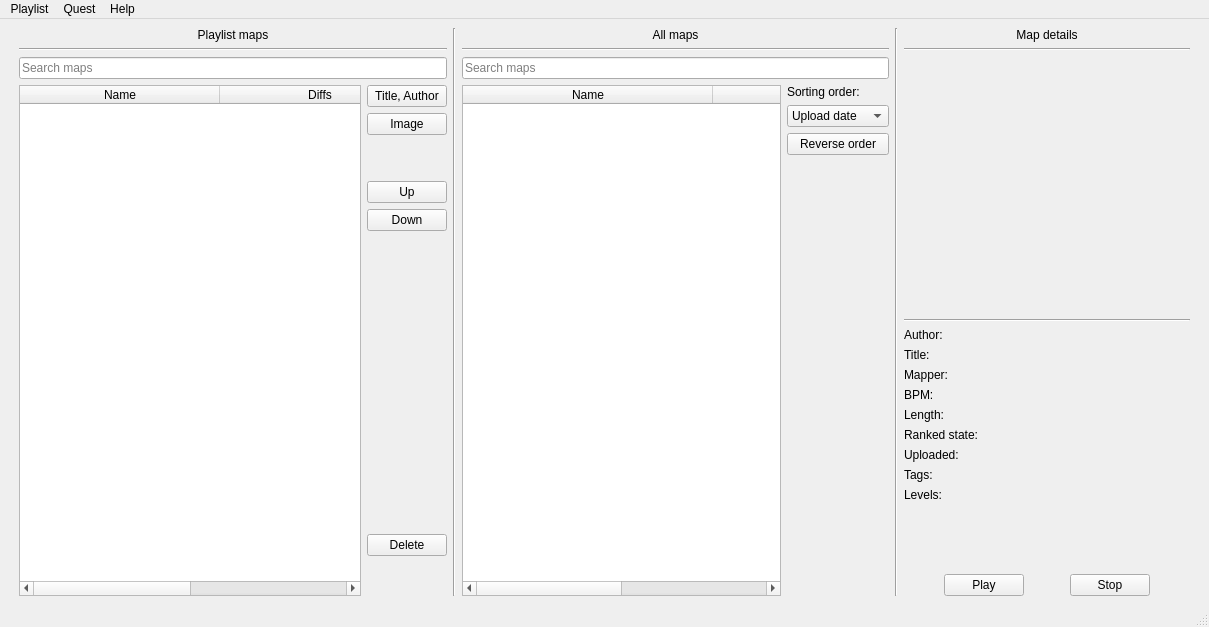
Old version of the form ui/main.ui in the repository Unvire/Quest3-beatsaber-playlist-manager.
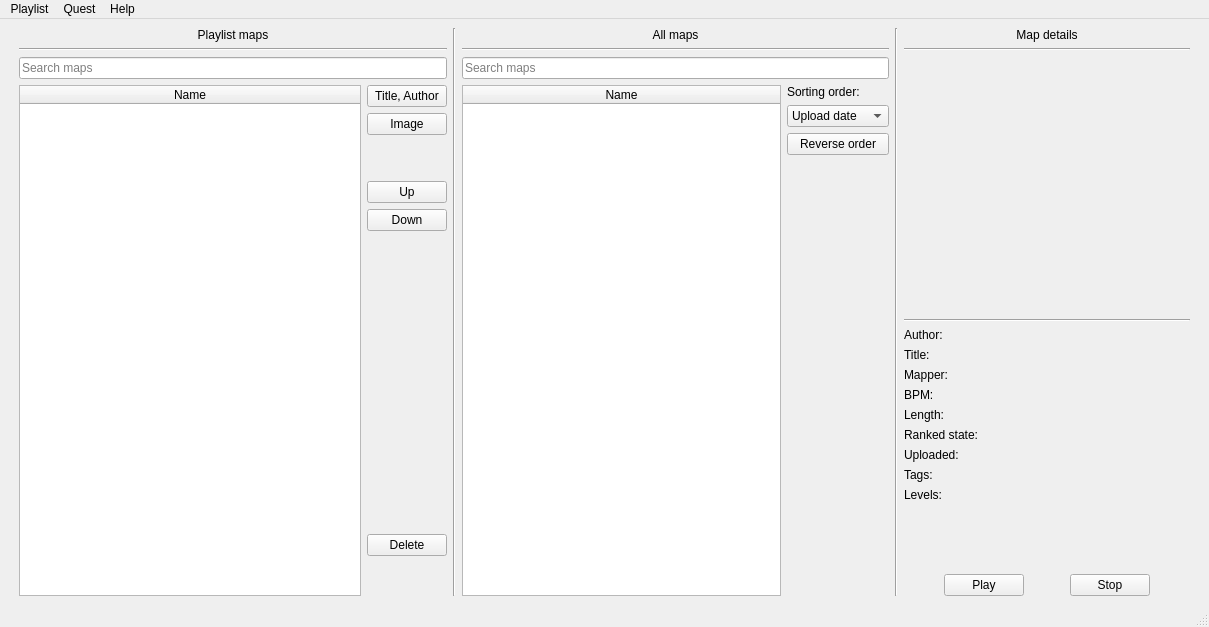
New version of the form.

Commit message: removes diffs column

```diff
--- a/ui/main.ui
+++ b/ui/main.ui
@@ -100,7 +100,7 @@
              <bool>true</bool>
             </attribute>
             <attribute name="horizontalHeaderStretchLastSection">
-             <bool>false</bool>
+             <bool>true</bool>
             </attribute>
             <attribute name="verticalHeaderVisible">
              <bool>true</bool>
@@ -116,11 +116,6 @@
               <string>Name</string>
              </property>
             </column>
-            <column>
-             <property name="text">
-              <string>Diffs</string>
-             </property>
-            </column>
            </widget>
           </item>
           <item>
@@ -262,11 +257,6 @@
               <string>Name</string>
              </property>
             </column>
-            <column>
-             <property name="text">
-              <string>Diffs</string>
-             </property>
-            </column>
            </widget>
           </item>
           <item>
```
The commit also changes 1 other file.
